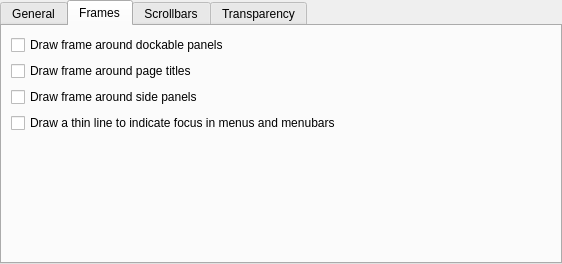
Qt form kstyle/config/ui/breezestyleconfig.ui (paulmcauley/klassy) before a commit.
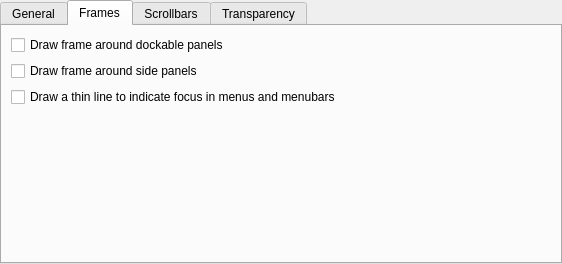
The same form after that commit. The open tabs and pages were chosen to show the change.

Commit message:
kstyle: Remove option "Draw frame around page titles"
This is an off-by-default option of the breeze style which, when
turned on, changes the background role of `KTitleWidgets`. The
result looks mostly like a color bug.

It also removes the need for a special workaround.

Patch:
```diff
--- a/kstyle/config/ui/breezestyleconfig.ui
+++ b/kstyle/config/ui/breezestyleconfig.ui
@@ -184,13 +184,6 @@
          </property>
         </widget>
        </item>
-       <item>
-        <widget class="QCheckBox" name="_titleWidgetDrawFrame">
-         <property name="text">
-          <string>Draw frame around page titles</string>
-         </property>
-        </widget>
-       </item>
        <item>
         <widget class="QCheckBox" name="_sidePanelDrawFrame">
          <property name="text">
```
Left out of the diff: 1 changed line with no effect on the pictures. The commit also changes 3 other files.
